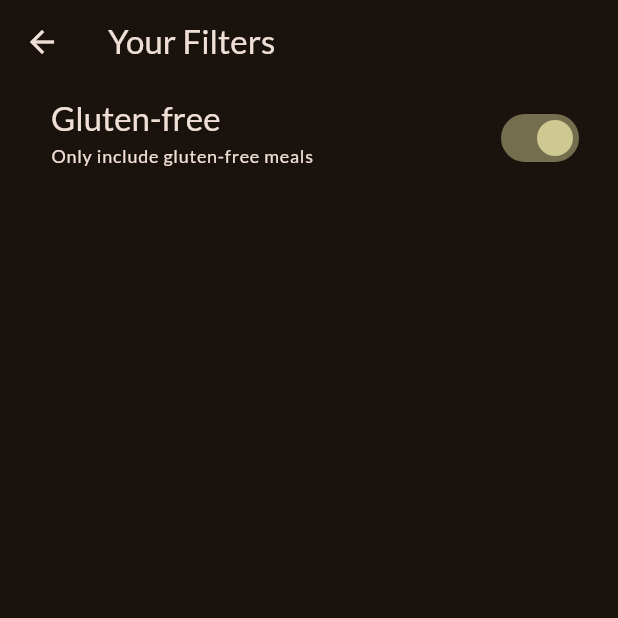
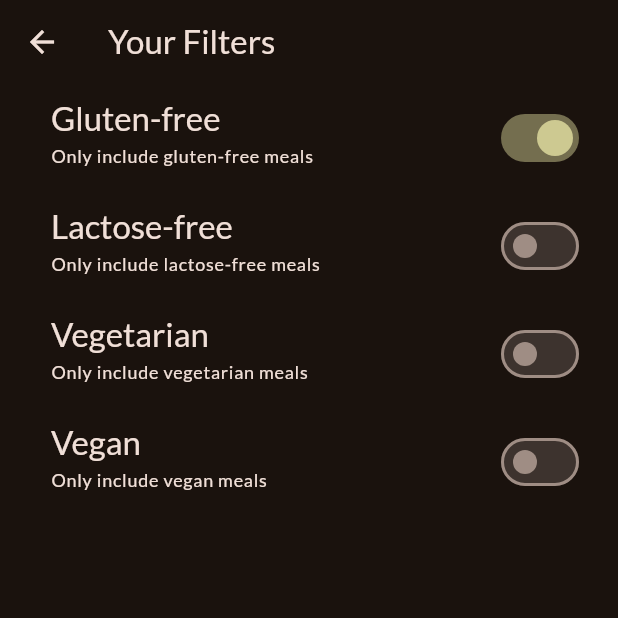
Before and after one commit to irfanramadhiya/meals, a Flutter app: the FiltersScreen screen opened directly, after a tap on "Gluten-free", on a phone screen of 412 x 824 dp, the top half of it. Run offline on Flutter 3.47's test engine with Material 3 defaults, Android fonts, the phone set to English and light mode, and no system bars; our stand-ins replace flutter_riverpod, google_fonts, transparent_image.

```diff
--- a/lib/main.dart
+++ b/lib/main.dart
@@ -1,4 +1,5 @@
 import 'package:flutter/material.dart';
+import 'package:flutter_riverpod/flutter_riverpod.dart';
 
 import 'package:google_fonts/google_fonts.dart';
 import 'package:meals/screens/tabs.dart';
@@ -13,7 +14,7 @@ final theme = ThemeData(
 );
 
 void main() {
-  runApp(const App());
+  runApp(const ProviderScope(child: App()));
 }
 
 class App extends StatelessWidget {
--- /dev/null
+++ b/lib/providers/filters_provider.dart
@@ -0,0 +1,46 @@
+import 'package:flutter_riverpod/flutter_riverpod.dart';
+import 'package:meals/providers/meals_provider.dart';
+
+enum Filter { glutenFree, lactoseFree, vegetarian, vegan }
+
+class FiltersNotifier extends StateNotifier<Map<Filter, bool>> {
+  FiltersNotifier()
+      : super({
+          Filter.glutenFree: false,
+          Filter.lactoseFree: false,
+          Filter.vegetarian: false,
+          Filter.vegan: false
+        });
+
+  void setFilters(Map<Filter, bool> chosenFilters) {
+    state = chosenFilters;
+  }
+
+  void setFilter(Filter filter, bool isActive) {
+    state = {...state, filter: isActive};
+  }
+}
+
+final filtersProvider =
+    StateNotifierProvider<FiltersNotifier, Map<Filter, bool>>(
+        (ref) => FiltersNotifier());
+
+final filteredMealsProvider = Provider((ref) {
+  final meals = ref.watch(mealsProvider);
+  final activeFilters = ref.watch(filtersProvider);
+  return meals.where((meal) {
+    if (activeFilters[Filter.glutenFree]! && !meal.isGlutenFree) {
+      return false;
+    }
+    if (activeFilters[Filter.lactoseFree]! && !meal.isLactoseFree) {
+      return false;
+    }
+    if (activeFilters[Filter.vegetarian]! && !meal.isVegetarian) {
+      return false;
+    }
+    if (activeFilters[Filter.vegan]! && !meal.isVegan) {
+      return false;
+    }
+    return true;
+  }).toList();
+});
--- /dev/null
+++ b/lib/providers/meals_provider.dart
@@ -0,0 +1,6 @@
+import 'package:flutter_riverpod/flutter_riverpod.dart';
+import 'package:meals/data/dummy_data.dart';
+
+final mealsProvider = Provider((ref) {
+  return dummyMeals;
+});
--- a/lib/screens/filters.dart
+++ b/lib/screens/filters.dart
@@ -1,16 +1,14 @@
 import 'package:flutter/material.dart';
+import 'package:flutter_riverpod/flutter_riverpod.dart';
+import 'package:meals/providers/filters_provider.dart';
 
-class FiltersScreen extends StatefulWidget {
+class FiltersScreen extends ConsumerWidget {
   const FiltersScreen({super.key});
 
   @override
-  State<FiltersScreen> createState() => _FiltersScreenState();
-}
+  Widget build(BuildContext context, WidgetRef ref) {
+    final activeFilters = ref.watch(filtersProvider);
 
-class _FiltersScreenState extends State<FiltersScreen> {
-  var _glutenFreeFilterSet = false;
-  @override
-  Widget build(BuildContext context) {
     return Scaffold(
       appBar: AppBar(
         title: const Text("Your Filters"),
@@ -25,11 +23,11 @@ class _FiltersScreenState extends State<FiltersScreen> {
       body: Column(
         children: [
           SwitchListTile(
-            value: _glutenFreeFilterSet,
+            value: activeFilters[Filter.glutenFree]!,
             onChanged: (isChecked) {
-              setState(() {
-                _glutenFreeFilterSet = isChecked;
-              });
+              ref
+                  .read(filtersProvider.notifier)
+                  .setFilter(Filter.glutenFree, isChecked);
             },
             title: Text(
               "Gluten-free",
@@ -47,6 +45,78 @@ class _FiltersScreenState extends State<FiltersScreen> {
             ),
             activeColor: Theme.of(context).colorScheme.tertiary,
             contentPadding: const EdgeInsets.only(left: 34, right: 22),
+          ),
+          SwitchListTile(
+            value: activeFilters[Filter.lactoseFree]!,
+            onChanged: (isChecked) {
+              ref
+                  .read(filtersProvider.notifier)
+                  .setFilter(Filter.lactoseFree, isChecked);
+            },
+            title: Text(
+              "Lactose-free",
+              style: Theme.of(context)
+                  .textTheme
+                  .titleLarge!
+                  .copyWith(color: Theme.of(context).colorScheme.onBackground),
+            ),
+            subtitle: Text(
+              "Only include lactose-free meals",
+              style: Theme.of(context)
+                  .textTheme
+                  .labelMedium!
+                  .copyWith(color: Theme.of(context).colorScheme.onBackground),
+            ),
+            activeColor: Theme.of(context).colorScheme.tertiary,
+            contentPadding: const EdgeInsets.only(left: 34, right: 22),
+          ),
+          SwitchListTile(
+            value: activeFilters[Filter.vegetarian]!,
+            onChanged: (isChecked) {
+              ref
+                  .read(filtersProvider.notifier)
+                  .setFilter(Filter.vegetarian, isChecked);
+            },
+            title: Text(
+              "Vegetarian",
+              style: Theme.of(context)
+                  .textTheme
+                  .titleLarge!
+                  .copyWith(color: Theme.of(context).colorScheme.onBackground),
+            ),
+            subtitle: Text(
+              "Only include vegetarian meals",
+              style: Theme.of(context)
+                  .textTheme
+                  .labelMedium!
+                  .copyWith(color: Theme.of(context).colorScheme.onBackground),
+            ),
+            activeColor: Theme.of(context).colorScheme.tertiary,
+            contentPadding: const EdgeInsets.only(left: 34, right: 22),
+          ),
+          SwitchListTile(
+            value: activeFilters[Filter.vegan]!,
+            onChanged: (isChecked) {
+              ref
+                  .read(filtersProvider.notifier)
+                  .setFilter(Filter.vegan, isChecked);
+            },
+            title: Text(
+              "Vegan",
+              style: Theme.of(context)
+                  .textTheme
+                  .titleLarge!
+                  .copyWith(color: Theme.of(context).colorScheme.onBackground),
+            ),
+            subtitle: Text(
+              "Only include vegan meals",
+              style: Theme.of(context)
+                  .textTheme
+                  .labelMedium!
+                  .copyWith(color: Theme.of(context).colorScheme.onBackground),
+            ),
+            activeColor: Theme.of(context).colorScheme.tertiary,
+            contentPadding: const EdgeInsets.only(left: 34, right: 22),
           )
         ],
       ),
--- a/lib/widgets/meal_item_trait.dart
+++ b/lib/widgets/meal_item_trait.dart
@@ -14,7 +14,7 @@ Widget mealItemTrait(IconData icon, String label) {
       Text(
         label,
         style: const TextStyle(color: Colors.white),
-      )
+      ),
     ],
   );
 }
--- a/pubspec.yaml
+++ b/pubspec.yaml
@@ -9,6 +9,7 @@ environment:
 dependencies:
   flutter:
     sdk: flutter
+  flutter_riverpod: ^2.4.9
   google_fonts: ^6.1.0
   transparent_image: ^2.0.1
 
```
Also changed, not shown: lib/providers/favourites_provider.dart (added, +25 -0 lines), lib/screens/categories.dart (+42 -6 lines), lib/screens/meal_details.dart (+36 -10 lines), lib/screens/meals.dart (+5 -7 lines), lib/screens/tabs.dart (+20 -33 lines), lib/widgets/meal_item.dart (+9 -6 lines), pubspec.lock.
